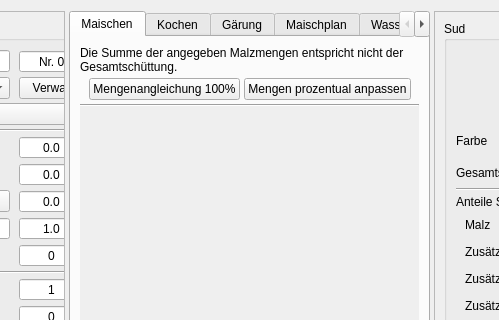
Before: the Qt Designer form kleiner-brauhelfer/tabrezept.ui in kleiner-brauhelfer/kleiner-brauhelfer-2, drawn with Qt 5; both pictures show x 216 to 715 and y 0 to 320 of the 1086 by 714 pixel window.
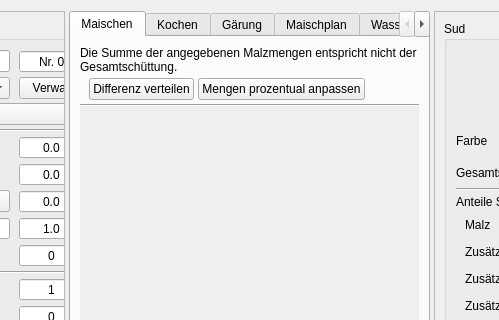
After: the same form once the commit is applied. Icons and pictures are not drawn. Custom widgets are drawn as their Qt base class.

```diff
--- a/kleiner-brauhelfer/tabrezept.ui
+++ b/kleiner-brauhelfer/tabrezept.ui
@@ -929,7 +929,7 @@
            <item>
             <widget class="QLabel" name="lblWarnungMalz">
              <property name="text">
-              <string>Die Summe der angegeben Malzmengen entspricht nicht der Gesamtschüttung.</string>
+              <string>Die Summe der angegebenen Malzmengen entspricht nicht der Gesamtschüttung.</string>
              </property>
              <property name="wordWrap">
               <bool>true</bool>
@@ -944,7 +944,7 @@
              <item>
               <widget class="QPushButton" name="btnMalzAufteilen">
                <property name="text">
-                <string>Mengenangleichung 100%</string>
+                <string>Differenz verteilen</string>
                </property>
               </widget>
              </item>
```
Left out of the diff: 5 changed lines with no effect on the pictures.
